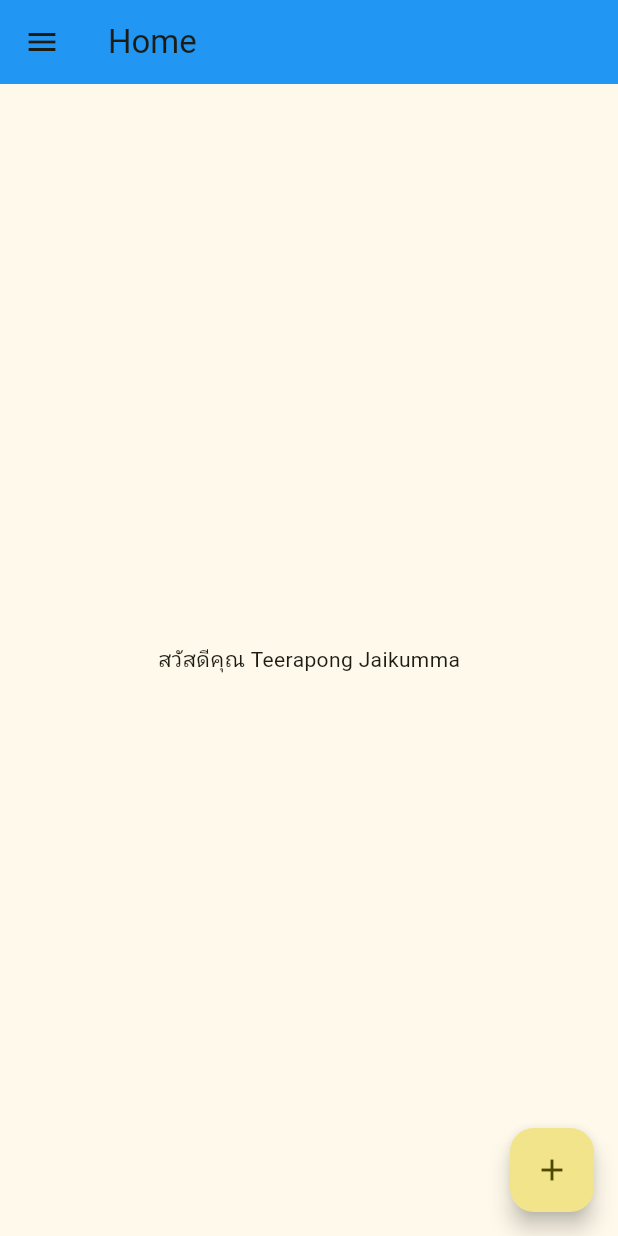
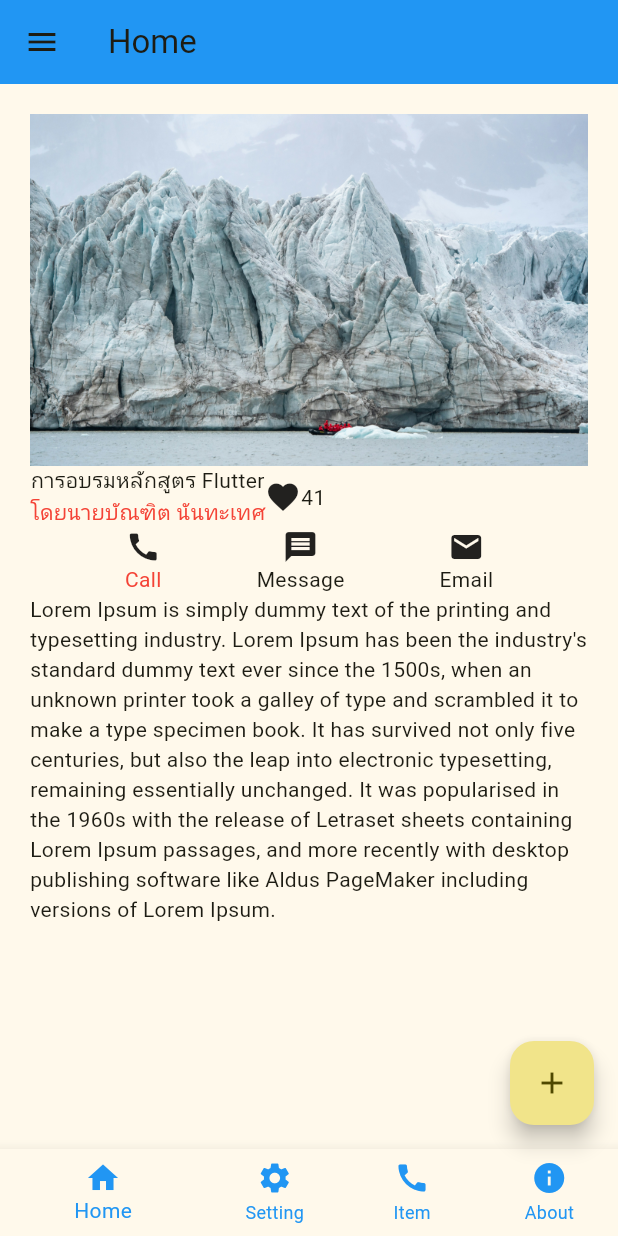
Before and after one commit to moomushow/cmru_app, a Flutter app: the screen it shows after launch, on a phone screen of 412 x 824 dp. Run offline on Flutter 3.47's test engine with Material 3 defaults, Android fonts, the phone set to English and light mode, and no system bars.

Commit message:
ShowAbout

```diff
--- a/lib/screen/home_screen.dart
+++ b/lib/screen/home_screen.dart
@@ -34,15 +34,82 @@ class _HomeScreenState extends State<HomeScreen> {
             'Home',
           ),
           backgroundColor: Colors.blue.shade500),
-      body: Center(
-        child: Text('สวัสดีคุณ $name'),
+      body: SingleChildScrollView(
+        padding: EdgeInsets.all(20.0),
+        child: Column(
+          children: [
+            Image.asset('assets/landscape.jpg'),
+            Row(
+              children: [
+                Column(
+                  children: [
+                    Text("การอบรมหลักสูตร Flutter"),
+                    Text(
+                      "โดยนายบัณฑิต นันทะเทศ",
+                      style: TextStyle(
+                        color: Colors.red.shade500,
+                      ),
+                    ),
+                  ],
+                ),
+                Row(
+                  children: [
+                    Icon(Icons.favorite),
+                    Text("41"),
+                  ],
+                )
+              ],
+            ),
+            Row(
+              mainAxisAlignment: MainAxisAlignment.spaceEvenly,
+              children: [
+                Column(
+                  children: [
+                    Icon(Icons.call),
+                    Text(
+                      "Call",
+                      style: TextStyle(
+                        color: Colors.red.shade500,
+                      ),
+                    ),
+                  ],
+                ),
+                Column(
+                  children: [
+                    Icon(Icons.message),
+                    Text("Message"),
+                  ],
+                ),
+                Column(
+                  children: [
+                    Icon(Icons.email),
+                    Text("Email"),
+                  ],
+                ),
+              ],
+            ),
+            Text(
+                "Lorem Ipsum is simply dummy text of the printing and typesetting industry. Lorem Ipsum has been the industry's standard dummy text ever since the 1500s, when an unknown printer took a galley of type and scrambled it to make a type specimen book. It has survived not only five centuries, but also the leap into electronic typesetting, remaining essentially unchanged. It was popularised in the 1960s with the release of Letraset sheets containing Lorem Ipsum passages, and more recently with desktop publishing software like Aldus PageMaker including versions of Lorem Ipsum.")
+          ],
+        ),
       ),
       floatingActionButton: FloatingActionButton(
         onPressed: changeName,
         tooltip: 'Increment',
         child: const Icon(Icons.add),
       ),
-      // This trailingmma makes auto-formatting nicer for build methods.
+      bottomNavigationBar: BottomNavigationBar(
+        fixedColor: Colors.blue.shade500,
+        showUnselectedLabels: true,
+        unselectedItemColor: Colors.blue.shade500,
+        onTap: (int index) {},
+        items: const <BottomNavigationBarItem>[
+          BottomNavigationBarItem(icon: Icon(Icons.home), label: 'Home'),
+          BottomNavigationBarItem(icon: Icon(Icons.settings), label: 'Setting'),
+          BottomNavigationBarItem(icon: Icon(Icons.call), label: 'Item'),
+          BottomNavigationBarItem(icon: Icon(Icons.info), label: 'About'),
+        ],
+      ),
     );
   }
 }
--- a/pubspec.yaml
+++ b/pubspec.yaml
@@ -59,8 +59,8 @@ flutter:
   uses-material-design: true
 
   # To add assets to your application, add an assets section, like this:
-  # assets:
-  #   - images/a_dot_burr.jpeg
+  assets:
+    - assets/
   #   - images/a_dot_ham.jpeg
 
   # An image asset can refer to one or more resolution-specific "variants", see
```
Also changed, not shown: assets/landscape.jpg (added).
